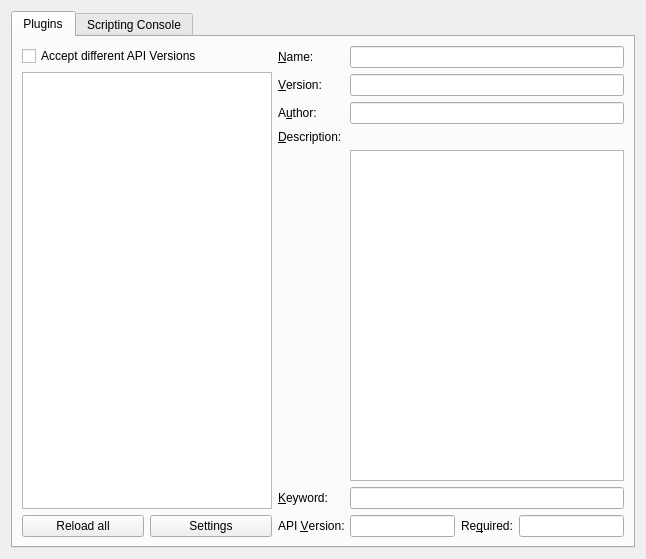
First picture: the form in ressources/pyTSon-configdialog.ui, repository pathmann/pyTSon, before the edit.
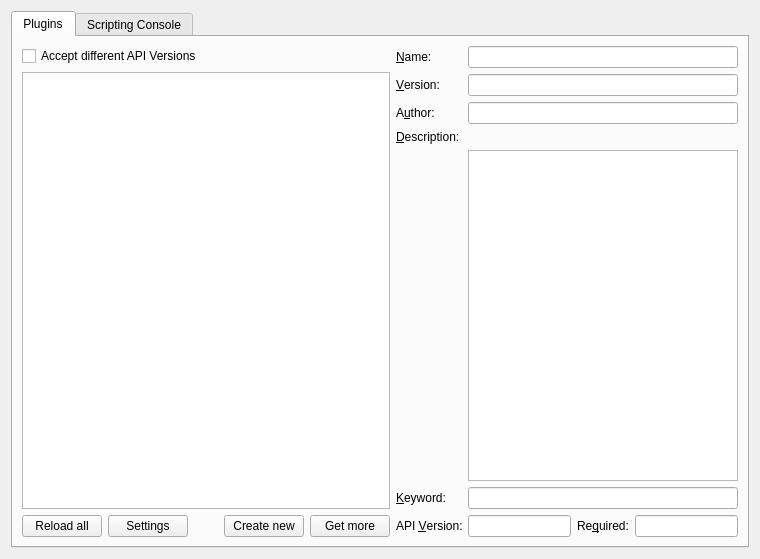
Second picture: the form after the edit.

Commit message: basic repository with dependency installation by pip

```diff
--- a/ressources/pyTSon-configdialog.ui
+++ b/ressources/pyTSon-configdialog.ui
@@ -6,7 +6,7 @@
    <rect>
     <x>0</x>
     <y>0</y>
-    <width>646</width>
+    <width>760</width>
     <height>559</height>
    </rect>
   </property>
@@ -55,6 +55,33 @@
              </property>
             </widget>
            </item>
+           <item>
+            <spacer name="horizontalSpacer_3">
+             <property name="orientation">
+              <enum>Qt::Horizontal</enum>
+             </property>
+             <property name="sizeHint" stdset="0">
+              <size>
+               <width>40</width>
+               <height>20</height>
+              </size>
+             </property>
+            </spacer>
+           </item>
+           <item>
+            <widget class="QPushButton" name="createButton">
+             <property name="text">
+              <string>Create new</string>
+             </property>
+            </widget>
+           </item>
+           <item>
+            <widget class="QPushButton" name="repositoryButton">
+             <property name="text">
+              <string>Get more</string>
+             </property>
+            </widget>
+           </item>
           </layout>
          </item>
         </layout>
```
The commit also changes 14 other files.
